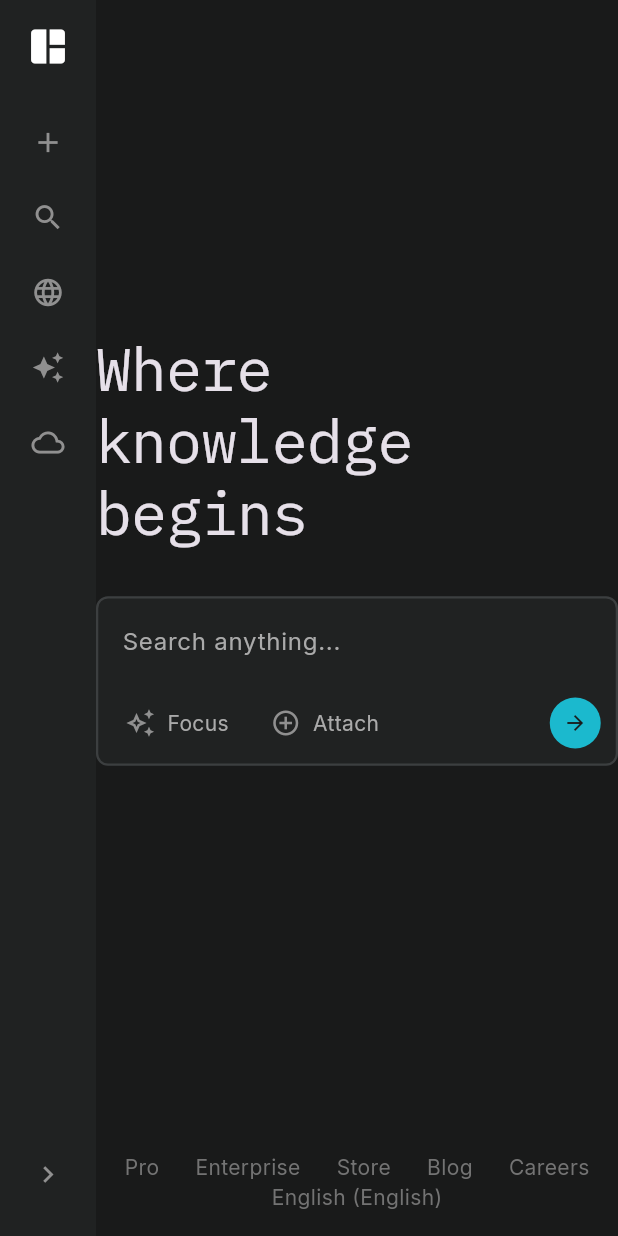
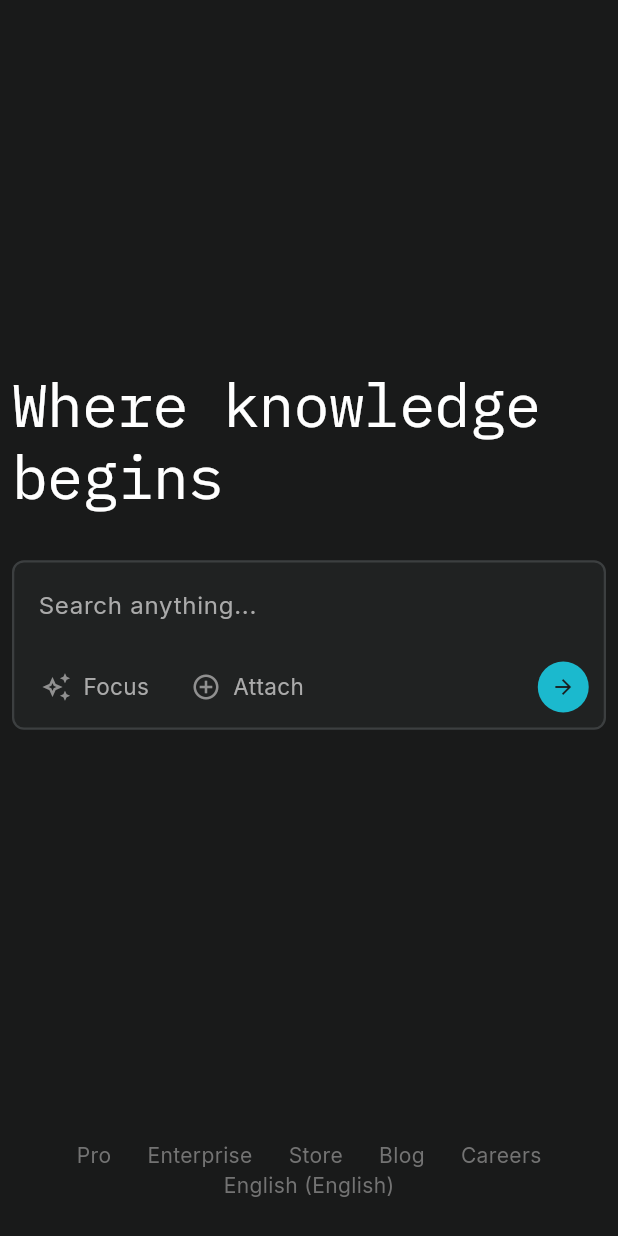
Before and after one commit to Susmita-Dey/genie, a Flutter app: the HomePage screen opened directly, on a phone screen of 412 x 824 dp. Run offline on Flutter 3.47's test engine with Material 3 defaults, Android fonts, the light colour scheme and no system bars; our stand-ins replace google_fonts.

Commit message:
Refactor main app structure: update home page to use HomePage widget, adjust text theme, and enhance layout for web responsiveness

```diff
--- a/lib/pages/home_page.dart
+++ b/lib/pages/home_page.dart
@@ -1,3 +1,4 @@
+import 'package:flutter/foundation.dart';
 import 'package:flutter/material.dart';
 import 'package:genie/services/chat_web_service.dart';
 import 'package:genie/theme/colors.dart';
@@ -12,7 +13,6 @@ class HomePage extends StatefulWidget {
 }
 
 class _HomePageState extends State<HomePage> {
-  String fullResponse = "";
   @override
   void initState() {
     super.initState();
@@ -25,8 +25,10 @@ class _HomePageState extends State<HomePage> {
       body: Row(
         children: [
           // side navbar
-          SideBar(),
+          kIsWeb ? SideBar() : SizedBox(),
           Expanded(
+            child: Padding(
+              padding: !kIsWeb ? const EdgeInsets.all(8.0) : EdgeInsets.zero,
               child: Column(
                 children: [
                   // search section
@@ -104,6 +106,7 @@ class _HomePageState extends State<HomePage> {
                 ],
               ),
             ),
+          ),
         ],
       ),
     );
--- a/pubspec.yaml
+++ b/pubspec.yaml
@@ -36,6 +36,8 @@ dependencies:
   cupertino_icons: ^1.0.8
   google_fonts: ^6.2.1
   web_socket_client: ^0.2.0
+  flutter_markdown: ^0.7.7+1
+  skeletonizer: ^1.4.3
 
 dev_dependencies:
   flutter_test:
```
Also changed, not shown: lib/main.dart (+10 -3 lines), lib/widgets/search_section.dart (+9 -0 lines), pubspec.lock. Lines whose indentation alone changed are shown as unchanged.
